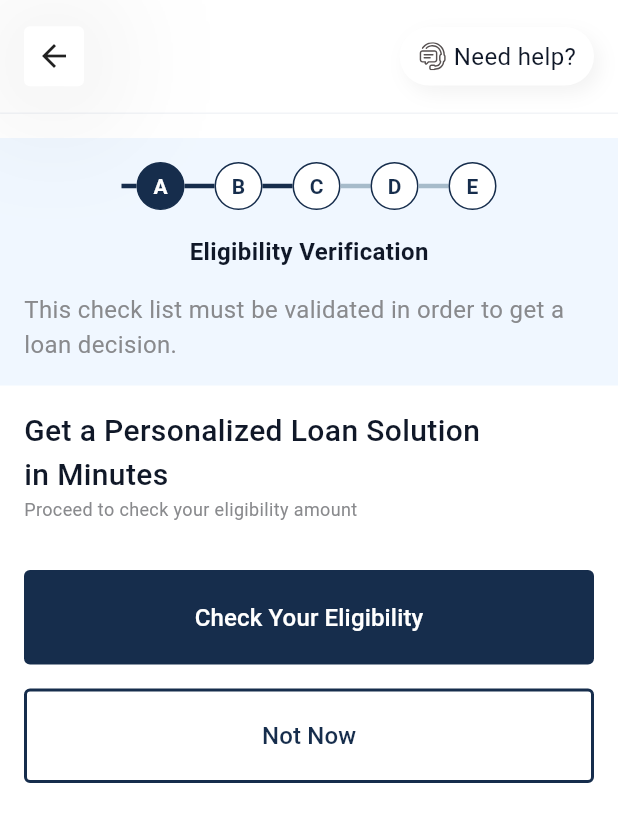
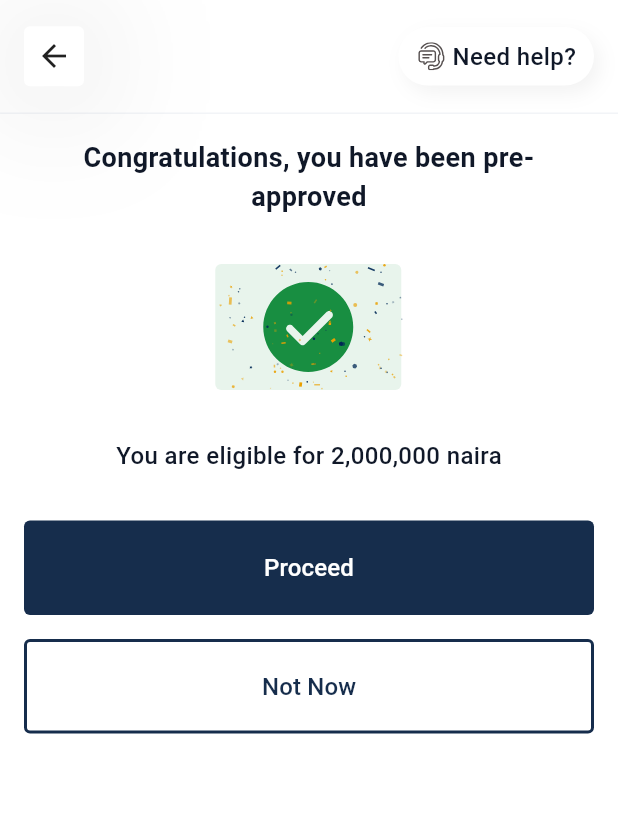
Before and after one commit to phil196000/first_bank_app, a Flutter app: the screen it shows after launch, on a phone screen of 412 x 824 dp. Shown: the top 822 px of the screen. Run offline on Flutter 3.47's test engine with Material 3 defaults, Android fonts, the phone set to English and light mode, and no system bars; our stand-ins replace flutter_svg.

Commit message:
pre approval congratulation screen completed

```diff
--- a/lib/app/app.dart
+++ b/lib/app/app.dart
@@ -1,5 +1,6 @@
 import 'package:first_bank_app/app/providers.dart';
 import 'package:first_bank_app/features/loan/screens/eligibility_verfication.dart';
+import 'package:first_bank_app/features/loan/screens/pre_approval.dart';
 import 'package:flutter/material.dart';
 import 'package:provider/provider.dart';
 
@@ -15,7 +16,7 @@ class MyApp extends StatelessWidget {
         theme: ThemeData(
           useMaterial3: true,
         ),
-        home: EligibilityVerfication(),
+        home: PreApproval(),
       ),
     );
   }
--- a/lib/common_widgets/text/primary_text.dart
+++ b/lib/common_widgets/text/primary_text.dart
@@ -29,7 +29,7 @@ class PrimaryText extends StatelessWidget {
       style: TextStyle(
         color: color ?? AppColors.primaryText,
         fontSize: fontSize,
-        fontWeight: fontWeight,
+        fontWeight: fontWeight ?? FontWeight.w500,
       ),
     );
   }
--- a/lib/constants/assets.dart
+++ b/lib/constants/assets.dart
@@ -4,4 +4,5 @@ class Assets {
   static const moneyIcon = 'lib/assets/svgs/money.svg';
   static const activeLoanIcon = 'lib/assets/svgs/active_loan.svg';
   static const informationFillIcon = 'lib/assets/svgs/information_fill.svg';
+  static const congratulations = 'lib/assets/svgs/congratulations.svg';
 }
--- a/lib/features/loan/screens/eligibility_verfication.dart
+++ b/lib/features/loan/screens/eligibility_verfication.dart
@@ -1,7 +1,4 @@
 import 'package:first_bank_app/common_widgets/common_widgets.dart';
-import 'package:first_bank_app/common_widgets/layouts/primary_layout.dart';
-import 'package:first_bank_app/common_widgets/text/primary_text.dart';
-import 'package:first_bank_app/common_widgets/text/secondary_text.dart';
 import 'package:first_bank_app/constants/constants.dart';
 import 'package:first_bank_app/features/loan/widgets/loan_app_bar.dart';
 import 'package:first_bank_app/features/loan/widgets/loan_request_stepper.dart';
--- /dev/null
+++ b/lib/features/loan/screens/pre_approval.dart
@@ -0,0 +1,51 @@
+import 'package:first_bank_app/common_widgets/common_widgets.dart';
+import 'package:first_bank_app/constants/constants.dart';
+import 'package:first_bank_app/features/loan/widgets/loan_app_bar.dart';
+import 'package:flutter/material.dart';
+import 'package:flutter_svg/svg.dart';
+
+class PreApproval extends StatelessWidget {
+  const PreApproval({super.key});
+
+  @override
+  Widget build(BuildContext context) {
+    return PrimaryLayout(
+      appBar: LoanAppBar(),
+      child: Column(
+        spacing: Spacing.s32,
+        children: [
+          PrimaryText(
+            text: 'Congratulations, you have been pre-\napproved',
+            fontSize: FontSizes.s18,
+            fontWeight: FontWeight.w600,
+            textAlign: TextAlign.center,
+          ),
+          SvgPicture.asset(
+            Assets.congratulations,
+          ),
+          PrimaryText(
+            text: 'You are eligible for 2,000,000 naira',
+            fontSize: FontSizes.s16,
+          ),
+          Column(
+            children: [
+              PrimaryButton(
+                label: 'Proceed',
+                onPressed: () {},
+              ),
+              SizedBox(
+                height: Spacing.s16,
+              ),
+              SecondaryButton(
+                label: 'Not Now',
+                onPressed: () {
+                  Navigator.pop(context);
+                },
+              ),
+            ],
+          )
+        ],
+      ),
+    );
+  }
+}
```
Also changed, not shown: lib/assets/svgs/congratulations.svg (added), 1 other file.
